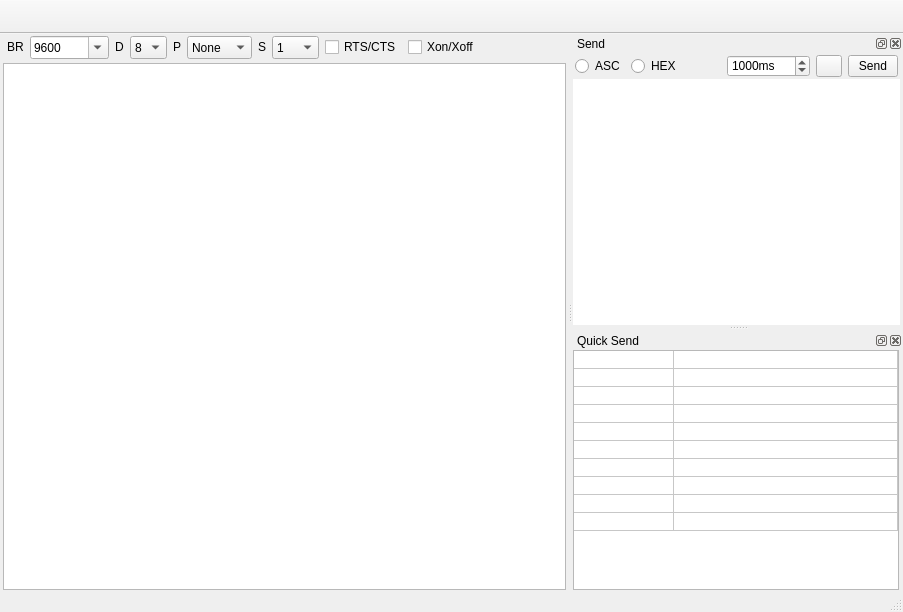
First picture: the form in ui/mainwindow.ui, repository gamesun/UartVide, before the edit.
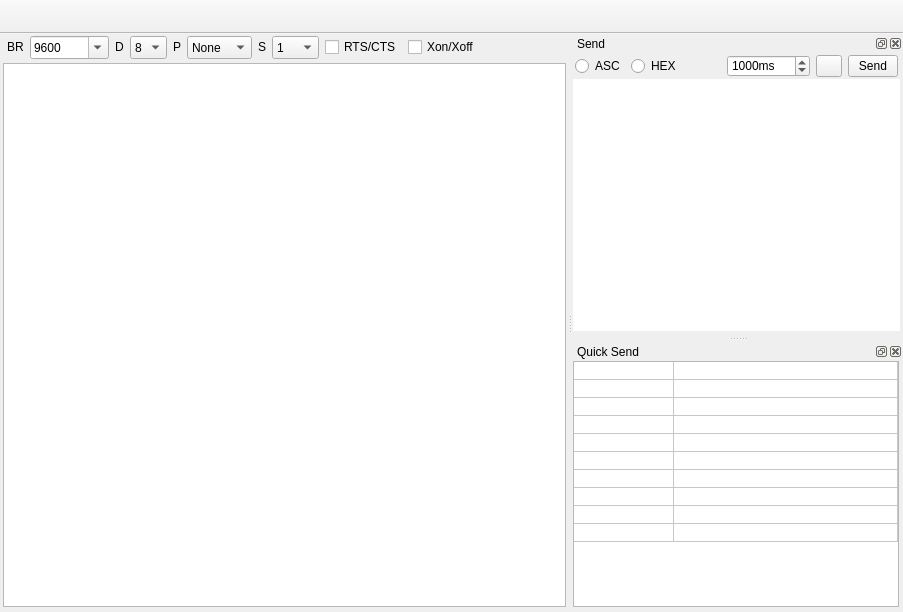
Second picture: the form after the edit.

Commit message: remove StatusBar

```diff
--- a/ui/mainwindow.ui
+++ b/ui/mainwindow.ui
@@ -41,7 +41,7 @@
      <number>1</number>
     </property>
     <property name="bottomMargin">
-     <number>0</number>
+     <number>5</number>
     </property>
     <item>
      <widget class="QFrame" name="centerFrame">
@@ -672,11 +672,6 @@
     </item>
    </layout>
   </widget>
-  <widget class="QStatusBar" name="statusbar">
-   <property name="mouseTracking">
-    <bool>true</bool>
-   </property>
-  </widget>
   <widget class="QDockWidget" name="dockWidget_Send">
    <property name="mouseTracking">
     <bool>true</bool>
@@ -711,7 +706,7 @@
       <number>3</number>
      </property>
      <property name="bottomMargin">
-      <number>0</number>
+      <number>5</number>
      </property>
      <item>
       <layout class="QHBoxLayout" name="horizontalLayout">
@@ -923,7 +918,7 @@
       <number>4</number>
      </property>
      <property name="bottomMargin">
-      <number>0</number>
+      <number>5</number>
      </property>
      <item>
       <widget class="QTableWidget" name="quickSendTable">
```
The commit also changes 2 other files.
